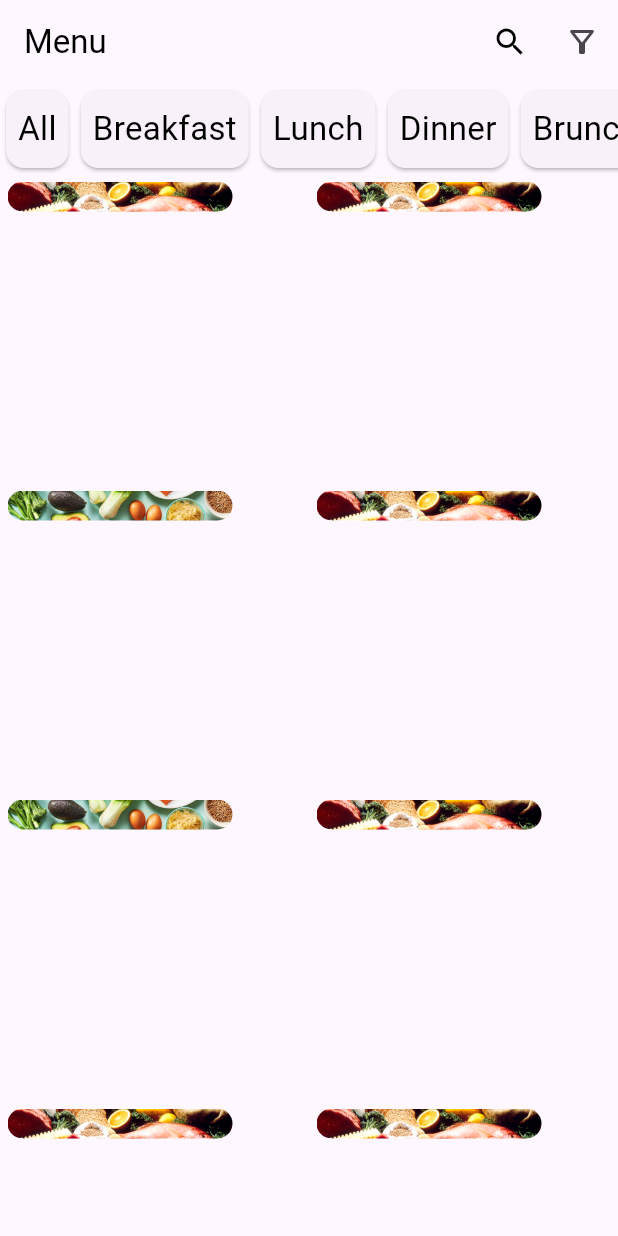
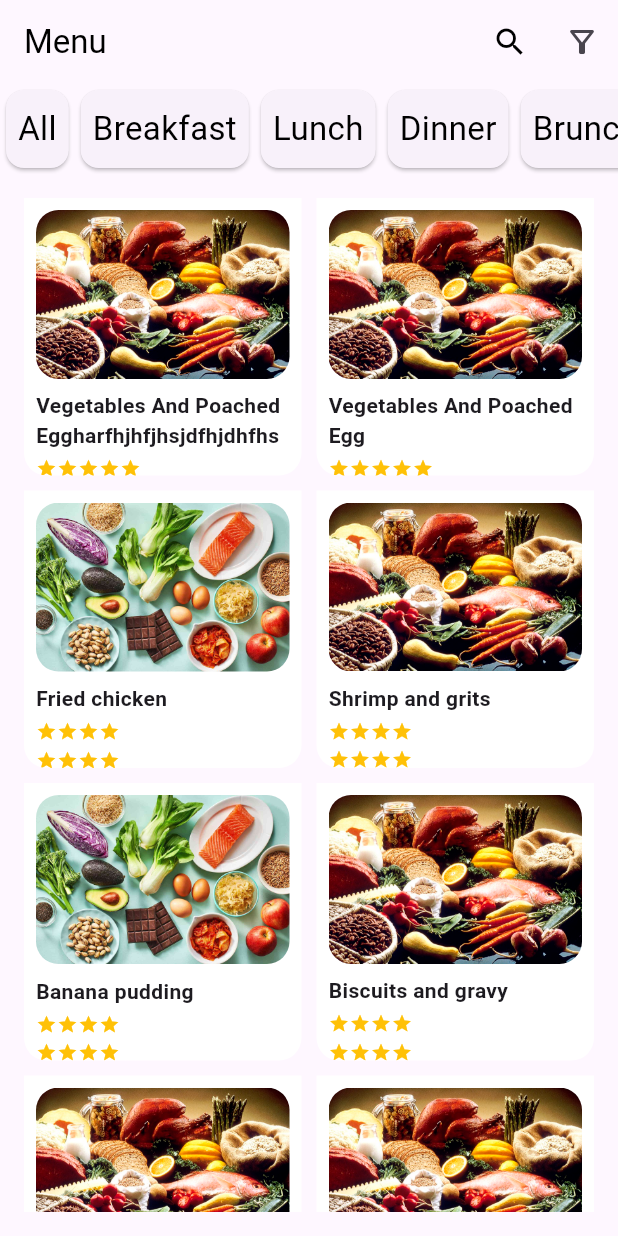
Before and after one commit to MalviRaval/Flutter_Assignment, a Flutter app: the screen it shows after launch, on a phone screen of 412 x 824 dp. Run offline on Flutter 3.47's test engine with Material 3 defaults, Android fonts, the phone set to English and light mode, and no system bars.

Commit message:
change design

```diff
--- a/module_4/lib/m_61.dart
+++ b/module_4/lib/m_61.dart
@@ -1,10 +1,7 @@
 // ignore_for_file: prefer_const_constructors, use_key_in_widget_constructors, library_private_types_in_public_api
 
-import 'dart:ffi';
-
 import 'package:flutter/material.dart';
-
-import 'utils/ratingbar.dart';
+import 'package:module_4/utils/ratingbar.dart';
 
 class M61 extends StatefulWidget {
   const M61({Key, key}) : super(key: key);
@@ -23,7 +20,7 @@ class _M61State extends State<M61> {
   );
   final key = GlobalKey<ScaffoldState>();
   final TextEditingController _searchQuery = TextEditingController();
-  List<Map> _list = [
+  final List<Map> _list = [
     {
       'imageName': 'assets/images/food1.jpg',
       'foodName': 'Vegetables And Poached Eggharfhjhfjhsjdfhjdhfhsdfhshdfhsdh',
@@ -89,7 +86,7 @@ class _M61State extends State<M61> {
     }
   ];
 
-  List<String> _listCategory = [
+  final List<String> _listCategory = [
     'All',
     'Breakfast',
     'Lunch',
@@ -129,6 +126,7 @@ class _M61State extends State<M61> {
   @override
   Widget build(BuildContext context) {
     return Scaffold(
+      resizeToAvoidBottomInset: false,
       key: key,
       appBar: buildBar(context),
       body: Column(
@@ -190,70 +188,74 @@ class _M61State extends State<M61> {
 
   _buildList(List<Map> list) {
     return Expanded(
+      child: Padding(
+        padding: const EdgeInsets.all(16.0),
         child: GridView.builder(
           itemCount: list.length,
-          gridDelegate:
-              SliverGridDelegateWithFixedCrossAxisCount(crossAxisCount: 2),
+          gridDelegate: SliverGridDelegateWithFixedCrossAxisCount(
+            crossAxisCount: 2,
+            crossAxisSpacing: 10.0,
+            mainAxisSpacing: 10.0,
+          ),
           itemBuilder: (_, index) {
-            return Column(
+            return Container(
+              clipBehavior: Clip.antiAlias,
+              decoration: BoxDecoration(
+                color: Colors.white,
+                borderRadius: BorderRadius.only(
+                  bottomLeft: Radius.circular(15),
+                  bottomRight: Radius.circular(15),
+                ),
+              ),
+              child: Column(
                 crossAxisAlignment: CrossAxisAlignment.start,
                 children: [
-                Container(
-                  width: 150,
-                  height: 20,
-                  margin: EdgeInsets.all(5),
+                  Padding(
+                    padding: const EdgeInsets.all(8.0),
+                    child: Container(
                       clipBehavior: Clip.antiAlias,
                       decoration: BoxDecoration(
-                      borderRadius: BorderRadius.circular(
-                          15) // Adjust the radius as needed
+                        borderRadius:
+                            BorderRadius.circular(15), // Image rounded corners
                       ),
                       child: Image.asset(
                         "${list[index]['imageName']}",
                         fit: BoxFit.cover,
                       ),
                     ),
+                  ),
+                  // Text and Star Rating with padding
+                  Expanded(
+                    child: Padding(
+                      padding: const EdgeInsets.symmetric(horizontal: 8.0),
+                      child: Column(
+                        crossAxisAlignment: CrossAxisAlignment.start,
+                        children: [
+                          Text(
+                            "${list[index]['foodName']}",
+                            maxLines: 2,
+                            style: TextStyle(fontWeight: FontWeight.bold),
+                          ),
+                          SizedBox(height: 5),
+                          StarRating(
+                            rating: double.parse("${list[index]['rate']}"),
+                            color: Colors.amber,
+                          ),
+                          SizedBox(height: 5),
+                          StarRating(
+                            rating: double.parse("${list[index]['rate']}"),
+                            color: Colors.amber,
+                          ),
                         ],
+                      ),
+                    ),
+                  ),
+                ],
+              ),
             );
-            //   return Container(
-            //       margin: EdgeInsets.all(5),
-            //       decoration: BoxDecoration(
-            //           boxShadow: [
-            //             BoxShadow(
-            //                 color: Colors.white.withOpacity(0.8),
-            //                 blurRadius: 5.0,
-            //                 offset: Offset(0.0, 3.0)),
-            //           ],
-            //           border: Border.all(color: Colors.white),
-            //           borderRadius: BorderRadius.all(
-            //             Radius.circular(12),
-            //           )),
-            //       child: Column(
-            //         crossAxisAlignment: CrossAxisAlignment.start,
-            //         children: [
-            //           Image.asset(
-            //             "${list[index]['imageName']}",
-            //           ),
-            //           Padding(
-            //             padding: const EdgeInsets.only(left: 2.0, right: 2.0),
-            //             child: Text(
-            //               "${list[index]['foodName']}",
-            //               maxLines: 2,
-            //             ),
-            //           ),
-            //           SizedBox(
-            //             height: 5,
-            //           ),
-            //           Padding(
-            //             padding: const EdgeInsets.only(left: 2.0, right: 2.0),
-            //             child: StarRating(
-            //               rating: double.parse("${list[index]['rate']}"),
-            //               color: Colors.amber,
-            //             ),
-            //           )
-            //         ],
-            //       ));
-            // },
-          }),
+          },
+        ),
+      ),
     );
   }
 
--- a/module_4/lib/utils/ratingbar.dart
+++ b/module_4/lib/utils/ratingbar.dart
@@ -1,6 +1,6 @@
 import 'package:flutter/material.dart';
 
-typedef void RatingChangeCallback(double rating);
+typedef RatingChangeCallback = void Function(double rating);
 
 class StarRating extends StatelessWidget {
   final int starCount;
@@ -8,11 +8,11 @@ class StarRating extends StatelessWidget {
   final Color color;
   final double? size;
 
-  StarRating(
-      {this.starCount = 5,
+  const StarRating(
+      {super.key, this.starCount = 5,
       this.rating = .0,
       required this.color,
-      this.size = 10.0});
+      this.size = 14.0});
 
   Widget buildStar(BuildContext context, int index) {
     Icon icon;
```
Also changed, not shown: module_4/pubspec.lock, 1 other file. Lines whose indentation alone changed are shown as unchanged.
